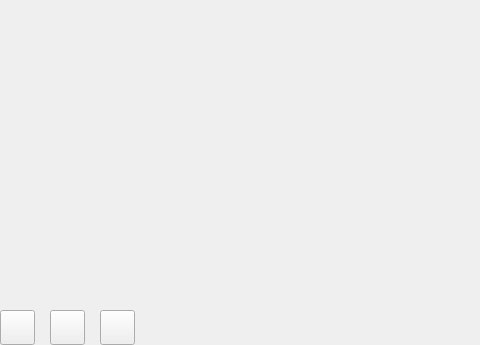
Before: the Qt Designer form interfaces_osx/Frame_Camera.ui in CactusTribe/PyRobot, drawn with Qt 5.
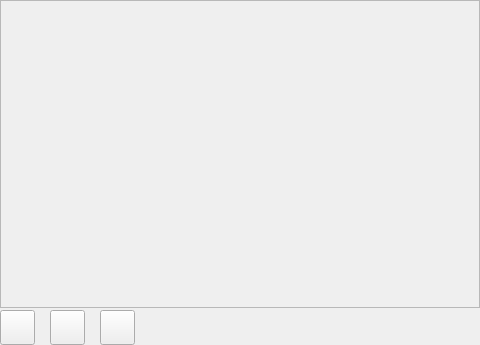
After: the same form once the commit is applied. Icons and pictures are not drawn.

Commit message: modif des interfaces osx

The edit to the form file:
```diff
--- a/interfaces_osx/Frame_Camera.ui
+++ b/interfaces_osx/Frame_Camera.ui
@@ -36,7 +36,7 @@
   </property>
   <layout class="QVBoxLayout" name="verticalLayout">
    <property name="spacing">
-    <number>0</number>
+    <number>2</number>
    </property>
    <property name="leftMargin">
     <number>0</number>
@@ -65,10 +65,10 @@
       </size>
      </property>
      <property name="frameShape">
-      <enum>QFrame::NoFrame</enum>
+      <enum>QFrame::StyledPanel</enum>
      </property>
      <property name="frameShadow">
-      <enum>QFrame::Plain</enum>
+      <enum>QFrame::Raised</enum>
      </property>
      <property name="text">
       <string/>
```
The commit also changes 4 other files.
